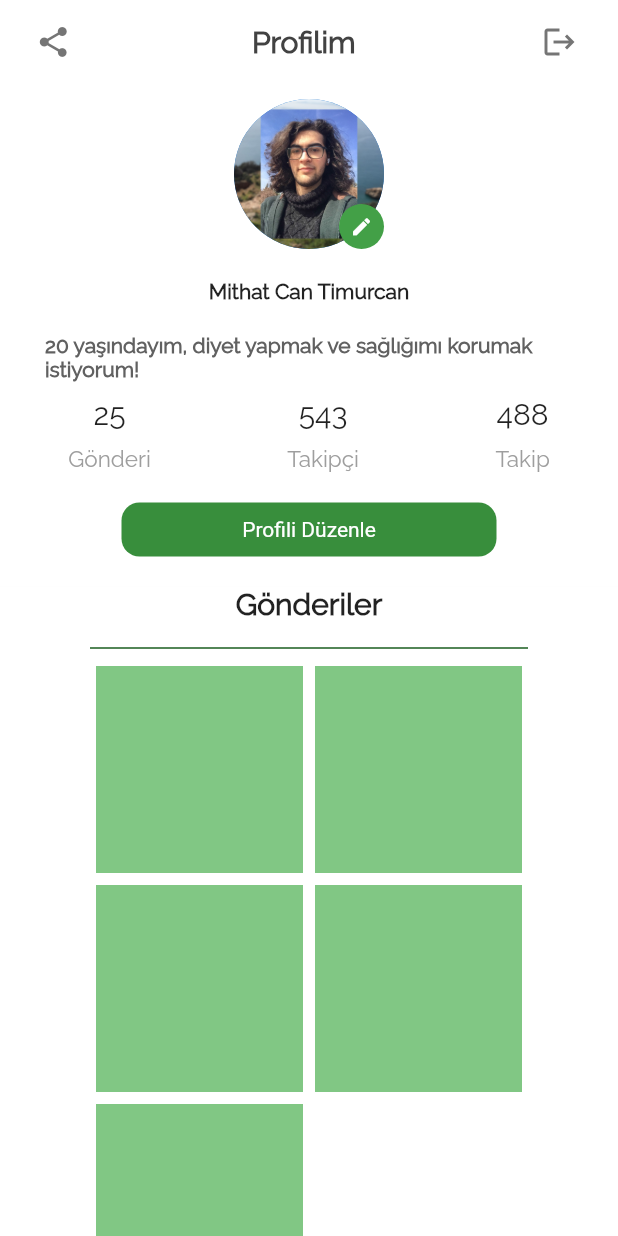
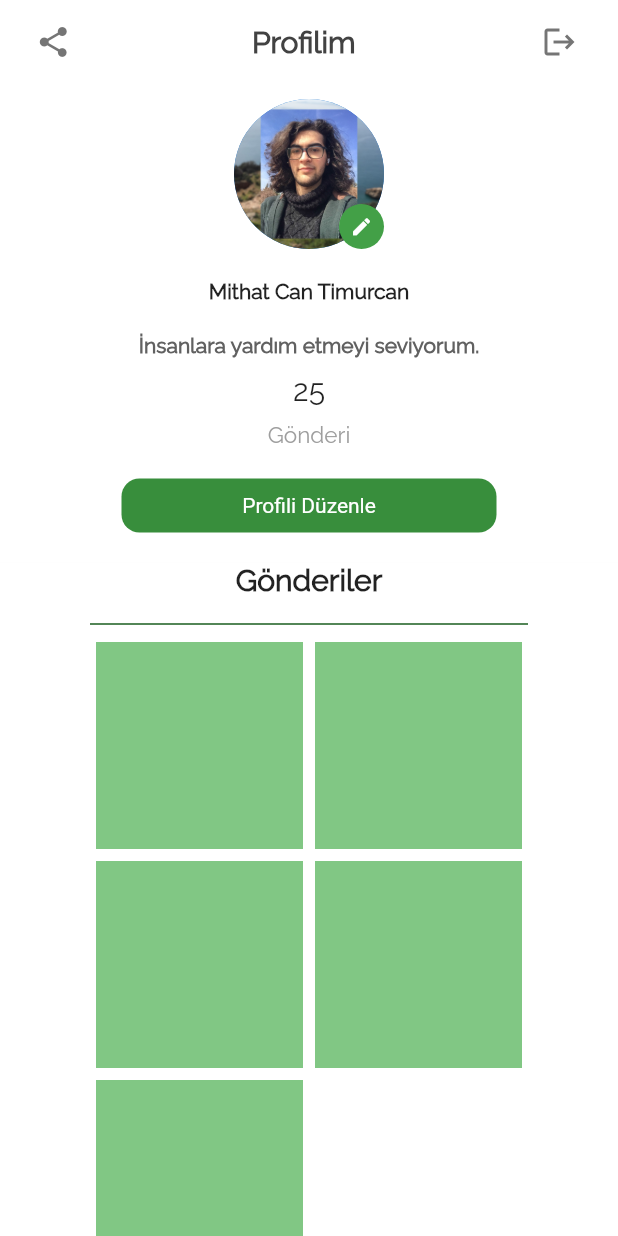
Before and after one commit to Google-Solution-Challenge-Metu/CanYouHearMe, a Flutter app: the ProfileScreen screen opened by its route, on a phone screen of 412 x 824 dp. Run offline on Flutter 3.47's test engine with Material 2 defaults, Android fonts, the phone set to English and light mode, and no system bars; our stand-ins replace firebase_auth, firebase_core, get, google_nav_bar, image_picker; accounts and stored records are empty; network calls fail; project files that could hold a hidden picture were left out.

Commit message:
idea changed

```diff
--- a/lib/routes/routes.dart
+++ b/lib/routes/routes.dart
@@ -1,7 +1,7 @@
 import 'package:dietapp/navbar/navbar.dart';
 import 'package:dietapp/screens/homepage/home_page.dart';
 import 'package:dietapp/screens/profile/profile_screen.dart';
-import 'package:dietapp/screens/social/social.dart';
+import 'package:dietapp/screens/help/help.dart';
 import 'package:dietapp/screens/explore/explore.dart';
 import 'package:get/get.dart';
 
@@ -9,7 +9,7 @@ class AppPage {
   static List<GetPage> routes = [
     GetPage(name: navbar, page: () => const NavBar()),
     GetPage(name: home, page: () => const HomePage()),
-    GetPage(name: social, page: () => const SocialScreen()),
+    GetPage(name: help, page: () => const HelpScreen()),
     GetPage(name: profile, page: () => const ProfileScreen()),
     GetPage(name: explore, page: () => const ExploreScreen())
   ];
@@ -17,12 +17,12 @@ class AppPage {
   static getNavBar() => navbar;
   static getHome() => home;
   static getProfile() => profile;
-  static getSocial() => social;
+  static getHelp() => help;
   static getExplore() => explore;
 
   static String navbar = "/";
   static String home = "/home";
   static String profile = "/profile";
   static String explore = "/explore";
-  static String social = "/social";
+  static String help = "/social";
 }
--- a/lib/screens/profile/profile_screen.dart
+++ b/lib/screens/profile/profile_screen.dart
@@ -94,7 +94,7 @@ class _ProfileScreenState extends State<ProfileScreen> {
                     padding: const EdgeInsets.symmetric(
                         horizontal: 30.0, vertical: 10.0),
                     child: Text(
-                      "20 yaşındayım, diyet yapmak ve sağlığımı korumak istiyorum!",
+                      "İnsanlara yardım etmeyi seviyorum.",
                       style: TextStyle(
                         fontFamily: "Raleway",
                         fontWeight: FontWeight.bold,
@@ -119,52 +119,6 @@ class _ProfileScreenState extends State<ProfileScreen> {
                           ),
                           Text(
                             "Gönderi",
-                            style: TextStyle(
-                              color: Colors.grey.shade500,
-                              fontFamily: "Raleway",
-                              fontWeight: FontWeight.w300,
-                              fontSize: 15.0,
-                            ),
-                          ),
-                        ],
-                      ),
-                      Column(
-                        children: [
-                          Text(
-                            "543",
-                            style: TextStyle(
-                                fontFamily: "Raleway",
-                                fontWeight: FontWeight.w300,
-                                fontSize: 20.0),
-                          ),
-                          const SizedBox(
-                            height: 10.0,
-                          ),
-                          Text(
-                            "Takipçi",
-                            style: TextStyle(
-                              color: Colors.grey.shade500,
-                              fontFamily: "Raleway",
-                              fontWeight: FontWeight.w300,
-                              fontSize: 15.0,
-                            ),
-                          ),
-                        ],
-                      ),
-                      Column(
-                        children: [
-                          Text(
-                            "488",
-                            style: TextStyle(
-                                fontFamily: "Raleway",
-                                fontWeight: FontWeight.w300,
-                                fontSize: 20.0),
-                          ),
-                          const SizedBox(
-                            height: 10.0,
-                          ),
-                          Text(
-                            "Takip",
                             style: TextStyle(
                               color: Colors.grey.shade500,
                               fontFamily: "Raleway",
```
Also changed, not shown: lib/navbar/navbar.dart (+4 -10 lines), lib/screens/help/help.dart (renamed from lib/screens/social/social.dart, +4 -4 lines), lib/screens/water/waterscreen.dart (deleted, +0 -91 lines).
